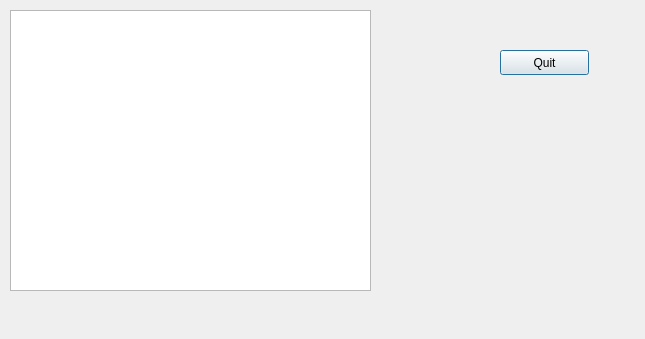
This is playervplayer.ui in t-walker-21/checkers as Qt 5 draws it before an edit. The edited form follows.
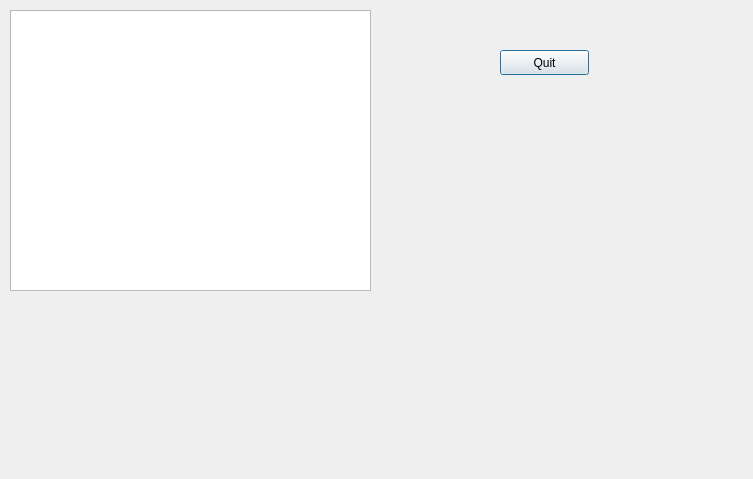
This is the edited form.

Commit message: Add basic UI with mouse event

```diff
--- a/playervplayer.ui
+++ b/playervplayer.ui
@@ -6,8 +6,8 @@
    <rect>
     <x>0</x>
     <y>0</y>
-    <width>645</width>
-    <height>339</height>
+    <width>753</width>
+    <height>479</height>
    </rect>
   </property>
   <property name="windowTitle">
```
The commit also changes 4 other files.
